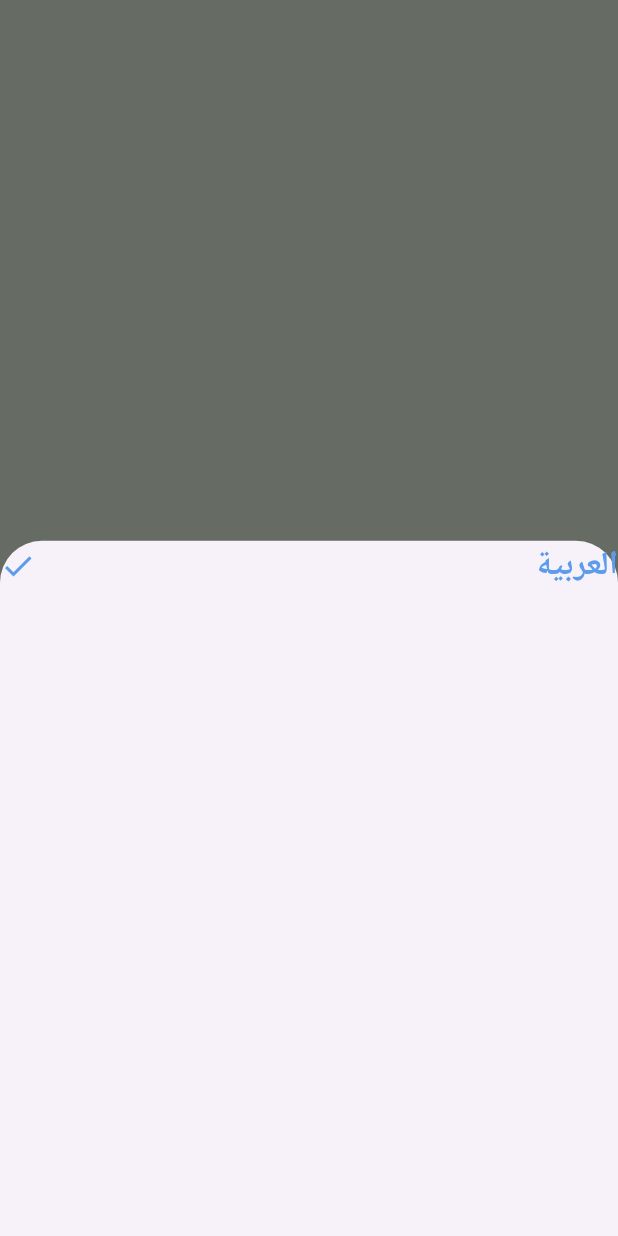
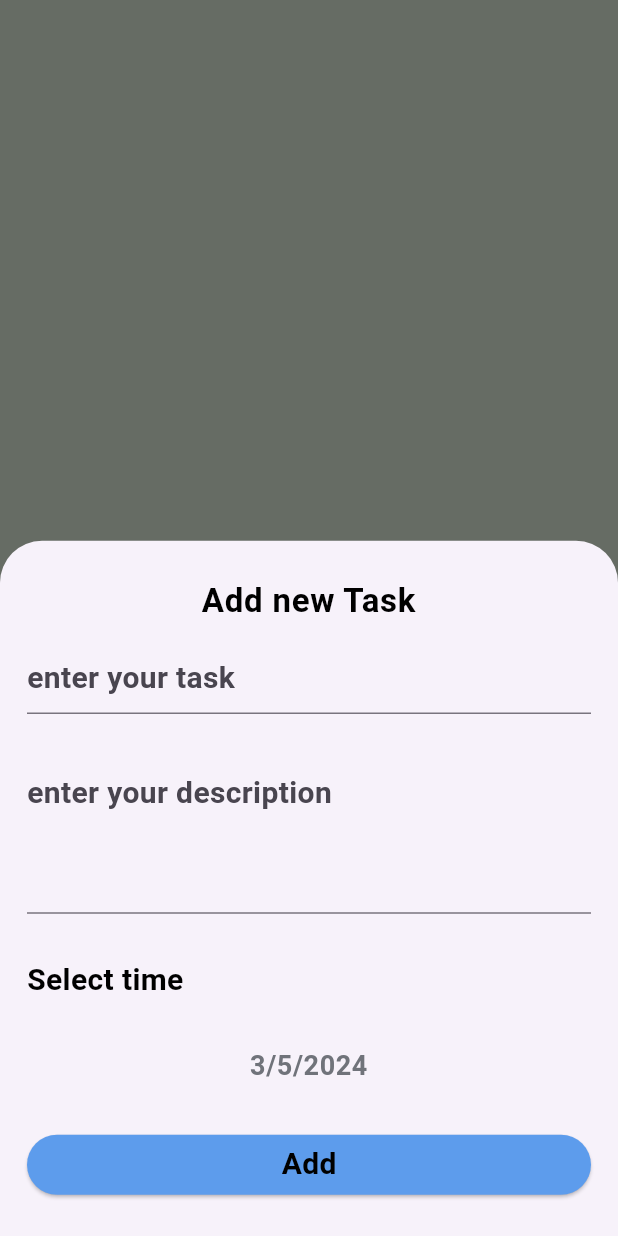
Before and after one commit to mohamedmousa2003/To-Do, a Flutter app: the screen it shows after launch, after a tap on the "add" icon, on a phone screen of 412 x 824 dp. Run offline on Flutter 3.47's test engine with Material 3 defaults, Android fonts, the phone set to English and light mode, and no system bars; generated files the repository leaves out were written again.

Commit message:
add task

```diff
--- a/lib/core/my-provider.dart
+++ b/lib/core/my-provider.dart
@@ -1,7 +1,7 @@
 import 'package:flutter/material.dart';
 
 class MyProvider extends ChangeNotifier {
-  String localeProvider = "ar";
+  String localeProvider = "en";
 
   void chanageLanguage(String newLanguage) {
     localeProvider = newLanguage;
--- a/lib/core/theme.dart
+++ b/lib/core/theme.dart
@@ -31,5 +31,10 @@ class ApplicationTheme {
             fontSize: 20,
             color: blackColor,
             fontWeight: FontWeight.bold,
+          ),
+          bodySmall: TextStyle(
+            fontSize: 18,
+            color: greyColor,
+            fontWeight: FontWeight.bold,
           )));
 }
--- a/lib/l10n/app_ar.arb
+++ b/lib/l10n/app_ar.arb
@@ -1,11 +1,18 @@
 {
- "title" : "قائمة المهام",
- "language" : "اللغة" ,
- "english" : "الانجليزية",
- "arabic" : "العربية",
- "theme_mode" : "النمط",
- "dark" : "ليلي",
- "light" : "نهاري",
- "setting" :"الإعدادات",
- "list": "القائمة"
+  "title": "قائمة المهام",
+  "language": "اللغة",
+  "english": "الانجليزية",
+  "arabic": "العربية",
+  "theme_mode": "النمط",
+  "dark": "ليلي",
+  "light": "نهاري",
+  "setting": "الإعدادات",
+  "list": "القائمة",
+  "add_new_task": "إضافة مهمة جديدة",
+  "enter_your_task": "أدخل مهمتك",
+  "enter_your_description": "أدخل وصف",
+  "select_time": "حدد الوقت",
+  "add": "أضافة",
+  "please_enter_your_task": "الرجاء إدخال مهمتك",
+  "please_enter_your_description": "الرجاء إدخال الوصف الخاص بك"
 }
--- a/lib/l10n/app_en.arb
+++ b/lib/l10n/app_en.arb
@@ -1,11 +1,18 @@
 {
- "title" : "TO Do List",
- "language" : "Language" ,
- "english" : "English",
- "arabic" : "Arabic",
- "theme_mode" : "Theme Mode",
- "dark" : "Dark",
- "light" : "Light",
- "setting" :"Setting",
- "list" : "List"
+  "title": "TO Do List",
+  "language": "Language",
+  "english": "English",
+  "arabic": "Arabic",
+  "theme_mode": "Theme Mode",
+  "dark": "Dark",
+  "light": "Light",
+  "setting": "Setting",
+  "list": "List",
+  "add_new_task": "Add new Task",
+  "enter_your_task": "enter your task",
+  "enter_your_description": "enter your description",
+  "select_time": "Select time",
+  "add": "Add",
+  "please_enter_your_task": "Please enter your task",
+  "please_enter_your_description": "Please enter your description"
 }
--- a/lib/pages/bottom_navigationBar/widget/bottom_task.dart
+++ b/lib/pages/bottom_navigationBar/widget/bottom_task.dart
@@ -3,28 +3,106 @@ import 'package:flutter_gen/gen_l10n/app_localizations.dart';
 
 import '../../../core/app_color.dart';
 
-class BottomTask extends StatelessWidget {
+class BottomTask extends StatefulWidget {
+  @override
+  State<BottomTask> createState() => _BottomTaskState();
+}
+
+class _BottomTaskState extends State<BottomTask> {
+  DateTime dataTime = DateTime.now();
+  final _formKey = GlobalKey<FormState>();
+
   @override
   Widget build(BuildContext context) {
     var local = AppLocalizations.of(context)!;
     var theme = Theme.of(context);
     // TODO: implement build
-    return Column(children: [
-      InkWell(
-        onTap: () {},
-        child: Row(
-          mainAxisAlignment: MainAxisAlignment.spaceBetween,
+    return Container(
+      padding: const EdgeInsets.all(8),
+      margin: const EdgeInsets.all(10),
+      child: Form(
+        key: _formKey,
+        child: Column(
+          crossAxisAlignment: CrossAxisAlignment.stretch,
+          mainAxisAlignment: MainAxisAlignment.spaceAround,
           children: [
             Text(
-              local.arabic,
-              style: theme.textTheme.bodyLarge?.copyWith(
-                color: blueColor,
+              local.add_new_task,
+              textAlign: TextAlign.center,
+              style: theme.textTheme.bodyLarge?.copyWith(color: blackColor),
+            ),
+            TextFormField(
+              style: theme.textTheme.bodyMedium,
+              validator: (value) {
+                if (value == null || value.trim().isEmpty) {
+                  return "please enter your task";
+                }
+                return null;
+              },
+              cursorColor: Colors.black,
+              decoration: InputDecoration(
+                hintText: local.enter_your_task,
+                labelStyle: theme.textTheme.bodyMedium,
               ),
             ),
-            Icon(Icons.done, color: blueColor)
+            const SizedBox(height: 8),
+            TextFormField(
+              style: theme.textTheme.bodyMedium,
+              validator: (value) {
+                if (value == null || value.trim().isEmpty) {
+                  return "please enter your description";
+                }
+                return null;
+              },
+              maxLines: 3,
+              textAlign: TextAlign.justify,
+              decoration: InputDecoration(
+                hintText: local.enter_your_description,
+              ),
+            ),
+            const SizedBox(height: 8),
+            Text(
+              local.select_time,
+              style: theme.textTheme.bodyMedium,
+            ),
+            const SizedBox(height: 8),
+            InkWell(
+                onTap: () {
+                  showCalendar();
+                },
+                child: Text(
+                  "${dataTime.day}/${dataTime.month}/${dataTime.year}",
+                  textAlign: TextAlign.center,
+                  style: theme.textTheme.bodySmall,
+                )),
+            const SizedBox(height: 8),
+            ElevatedButton(
+                style: ElevatedButton.styleFrom(
+                  backgroundColor: blueColor,
+                ),
+                onPressed: () {
+                  _buildAddTask();
+                },
+                child: Text(local.add, style: theme.textTheme.bodyMedium)),
           ],
         ),
-      )
-    ]);
+      ),
+    );
+  }
+
+  showCalendar() async {
+    var choseData = await showDatePicker(
+      context: context,
+      firstDate: DateTime.now(),
+      lastDate: DateTime.now().add(const Duration(days: 356)),
+    );
+    if (choseData != null) {
+      dataTime = choseData;
+    }
+    setState(() {});
+  }
+
+  _buildAddTask() {
+    if (_formKey.currentState?.validate() == true) {}
   }
 }
--- a/pubspec.yaml
+++ b/pubspec.yaml
@@ -40,6 +40,7 @@ dependencies:
   # Use with the CupertinoIcons class for iOS style icons.
   cupertino_icons: ^1.0.6
   provider: ^6.1.2
+
 
 dev_dependencies:
   flutter_test:
```
Also changed, not shown: lib/pages/setting/widget/BottomLanguage.dart (+8 -2 lines).
